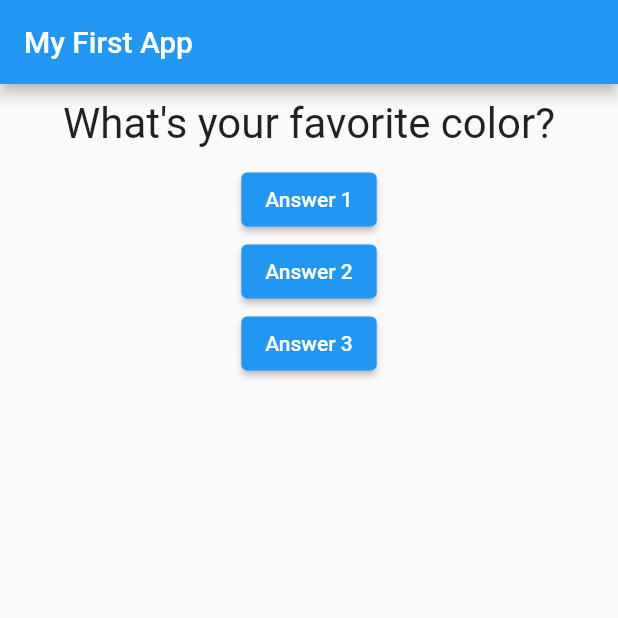
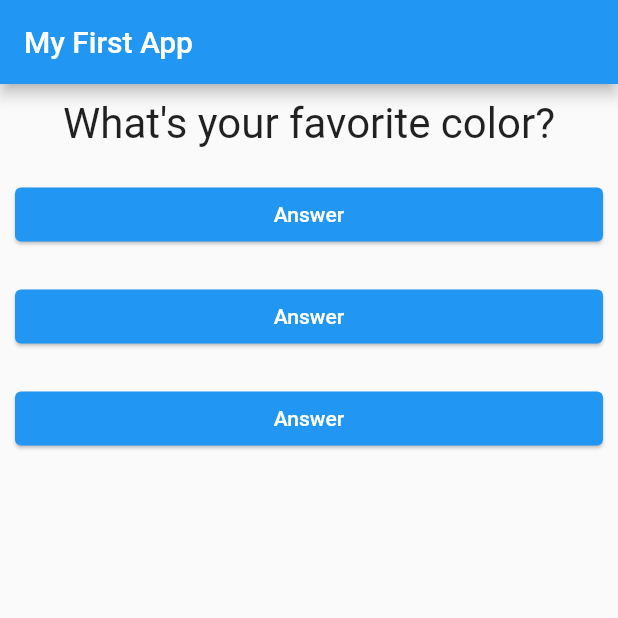
Before and after one commit to r0pe-12/quiz_app, a Flutter app: the screen it shows after launch, on a phone screen of 412 x 824 dp, the top half of it. Run offline on Flutter 3.47's test engine with Material 2 defaults, Android fonts, the phone set to English and light mode, and no system bars.

Commit message:
moved answer btn to separate widget

```diff
--- /dev/null
+++ b/lib/answer.dart
@@ -0,0 +1,23 @@
+import 'package:flutter/material.dart';
+
+class Answer extends StatelessWidget {
+  final VoidCallback handler;
+
+  const Answer({required this.handler, super.key});
+
+  @override
+  Widget build(BuildContext context) {
+    return Container(
+      width: double.infinity,
+      margin: const EdgeInsets.all(10),
+      child: ElevatedButton(
+        style: ButtonStyle(
+          // backgroundColor: MaterialStateProperty.all(Colors.blue),
+          elevation: MaterialStateProperty.all(1),
+        ),
+        onPressed: handler,
+        child: const Text('Answer'),
+      ),
+    );
+  }
+}
--- a/lib/main.dart
+++ b/lib/main.dart
@@ -1,6 +1,7 @@
 import 'package:flutter/material.dart';
 
 import './question.dart';
+import './answer.dart';
 
 // void main(List<String> args) {
 //   runApp(const MyApp());
@@ -43,18 +44,9 @@ class _MyAppState extends State<MyApp> {
             Question(
               questionText: questions[_questionIndex],
             ),
-            ElevatedButton(
-              onPressed: _answerQuestion,
-              child: const Text('Answer 1'),
-            ),
-            ElevatedButton(
-              onPressed: _answerQuestion,
-              child: const Text('Answer 2'),
-            ),
-            ElevatedButton(
-              onPressed: _answerQuestion,
-              child: const Text('Answer 3'),
-            ),
+            Answer(handler: _answerQuestion),
+            Answer(handler: _answerQuestion),
+            Answer(handler: _answerQuestion),
           ],
         ),
       ),
```
